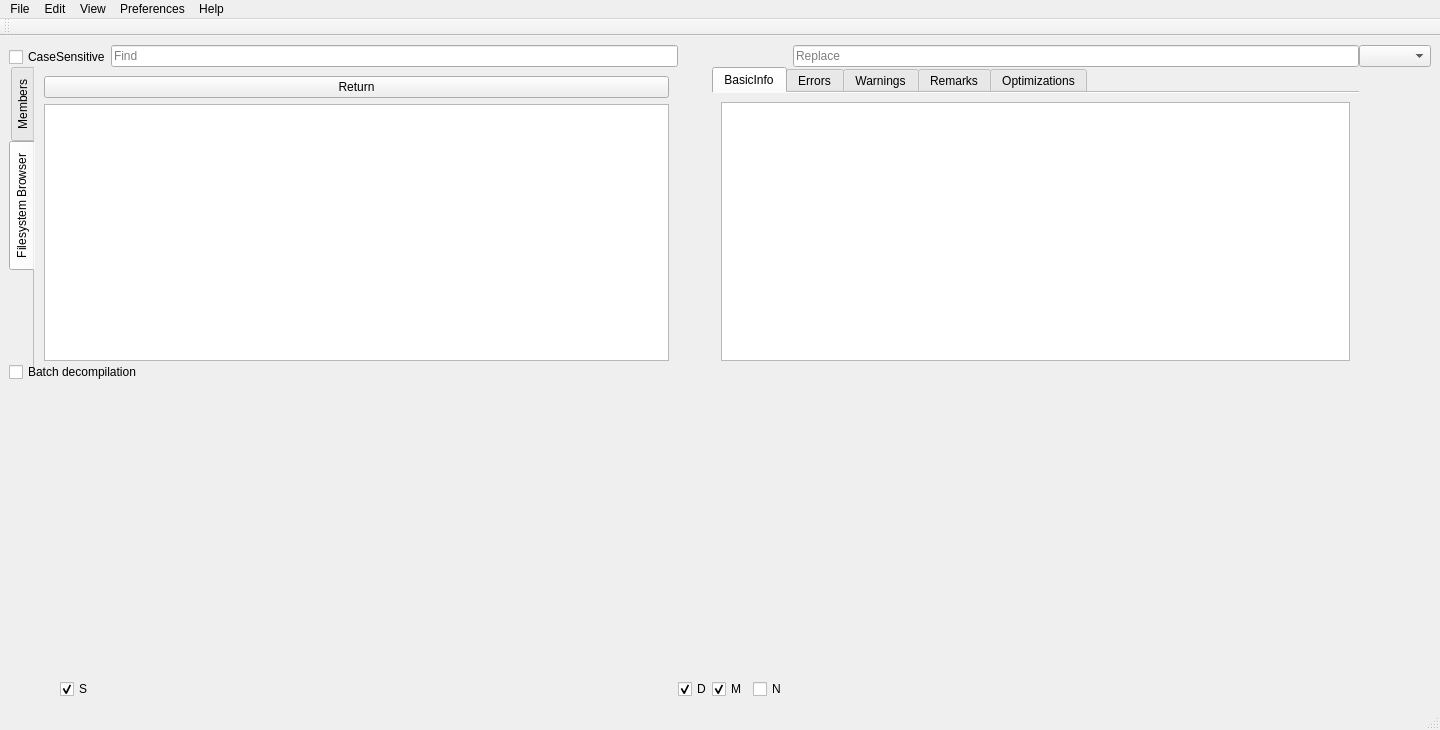
Before: the Qt Designer form mainwindow.ui in ic005k/Xiasl, drawn with Qt 5.
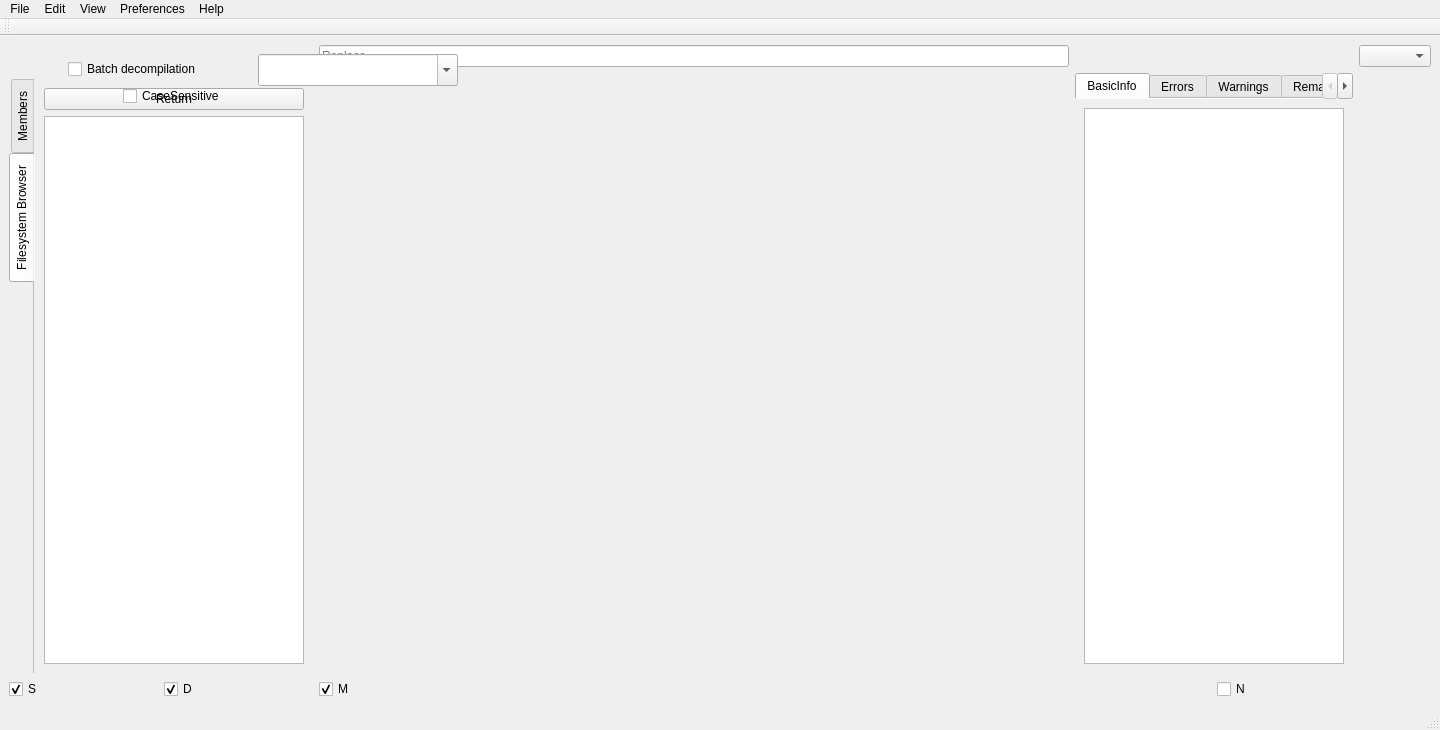
After: the same form once the commit is applied. The open tabs and pages were chosen to show the change. Icons and pictures are not drawn.

The edit to the form file:
```diff
--- a/mainwindow.ui
+++ b/mainwindow.ui
@@ -18,8 +18,135 @@
     <normaloff>:/icon/icon.png</normaloff>:/icon/icon.png</iconset>
   </property>
   <widget class="QWidget" name="centralwidget">
-   <layout class="QGridLayout" name="gridLayout_11">
-    <item row="4" column="1" rowspan="2" colspan="5">
+   <layout class="QGridLayout" name="gridLayout_9">
+    <item row="0" column="6">
+     <widget class="QComboBox" name="cboxCompilationOptions">
+      <property name="toolTip">
+       <string>Compilation options</string>
+      </property>
+     </widget>
+    </item>
+    <item row="1" column="4" rowspan="2" colspan="2">
+     <widget class="QTabWidget" name="tabWidget">
+      <property name="currentIndex">
+       <number>0</number>
+      </property>
+      <property name="documentMode">
+       <bool>true</bool>
+      </property>
+      <widget class="QWidget" name="tabBasicInfo">
+       <attribute name="title">
+        <string>BasicInfo</string>
+       </attribute>
+       <layout class="QGridLayout" name="gridLayout_2">
+        <item row="0" column="0">
+         <widget class="QTextEdit" name="editShowMsg">
+          <property name="font">
+           <font>
+            <family>SauceCodePro Nerd Font</family>
+           </font>
+          </property>
+          <property name="lineWrapMode">
+           <enum>QTextEdit::NoWrap</enum>
+          </property>
+          <property name="readOnly">
+           <bool>false</bool>
+          </property>
+         </widget>
+        </item>
+       </layout>
+      </widget>
+      <widget class="QWidget" name="tabErrors">
+       <attribute name="title">
+        <string>Errors</string>
+       </attribute>
+       <layout class="QGridLayout" name="gridLayout_3">
+        <item row="0" column="0">
+         <widget class="QTextEdit" name="editErrors">
+          <property name="font">
+           <font>
+            <family>SauceCodePro Nerd Font</family>
+           </font>
+          </property>
+          <property name="lineWrapMode">
+           <enum>QTextEdit::NoWrap</enum>
+          </property>
+          <property name="readOnly">
+           <bool>false</bool>
+          </property>
+         </widget>
+        </item>
+       </layout>
+      </widget>
+      <widget class="QWidget" name="tabWarnings">
+       <attribute name="title">
+        <string>Warnings</string>
+       </attribute>
+       <layout class="QGridLayout" name="gridLayout_4">
+        <item row="0" column="0">
+         <widget class="QTextEdit" name="editWarnings">
+          <property name="font">
+           <font>
+            <family>SauceCodePro Nerd Font</family>
+           </font>
+          </property>
+          <property name="lineWrapMode">
+           <enum>QTextEdit::NoWrap</enum>
+          </property>
+          <property name="readOnly">
+           <bool>false</bool>
+          </property>
+         </widget>
+        </item>
+       </layout>
+      </widget>
+      <widget class="QWidget" name="tabRemarks">
+       <attribute name="title">
+        <string>Remarks</string>
+       </attribute>
+       <layout class="QGridLayout" name="gridLayout_5">
+        <item row="0" column="0">
+         <widget class="QTextEdit" name="editRemarks">
+          <property name="font">
+           <font>
+            <family>SauceCodePro Nerd Font</family>
+           </font>
+          </property>
+          <property name="lineWrapMode">
+           <enum>QTextEdit::NoWrap</enum>
+          </property>
+          <property name="readOnly">
+           <bool>false</bool>
+          </property>
+         </widget>
+        </item>
+       </layout>
+      </widget>
+      <widget class="QWidget" name="tabOptimizations">
+       <attribute name="title">
+        <string>Optimizations</string>
+       </attribute>
+       <layout class="QGridLayout" name="gridLayout_6">
+        <item row="0" column="0">
+         <widget class="QTextEdit" name="editOptimizations">
+          <property name="font">
+           <font>
+            <family>SauceCodePro Nerd Font</family>
+           </font>
+          </property>
+          <property name="lineWrapMode">
+           <enum>QTextEdit::NoWrap</enum>
+          </property>
+          <property name="readOnly">
+           <bool>false</bool>
+          </property>
+         </widget>
+        </item>
+       </layout>
+      </widget>
+     </widget>
+    </item>
+    <item row="2" column="1" colspan="2">
      <widget class="QTabWidget" name="tabWidget_misc">
       <property name="tabPosition">
        <enum>QTabWidget::West</enum>
@@ -106,200 +233,7 @@
       </widget>
      </widget>
     </item>
-    <item row="2" column="4" rowspan="2" colspan="2">
-     <widget class="QLineEdit" name="editFind">
-      <property name="placeholderText">
-       <string>Find</string>
-      </property>
-     </widget>
-    </item>
-    <item row="7" column="8">
-     <widget class="QCheckBox" name="chkMethod">
-      <property name="text">
-       <string>M</string>
-      </property>
-      <property name="checked">
-       <bool>true</bool>
-      </property>
-     </widget>
-    </item>
-    <item row="5" column="7" colspan="4">
-     <widget class="QTabWidget" name="tabWidget">
-      <property name="currentIndex">
-       <number>2</number>
-      </property>
-      <property name="documentMode">
-       <bool>true</bool>
-      </property>
-      <widget class="QWidget" name="tabBasicInfo">
-       <attribute name="title">
-        <string>BasicInfo</string>
-       </attribute>
-       <layout class="QGridLayout" name="gridLayout_2">
-        <item row="0" column="0">
-         <widget class="QTextEdit" name="editShowMsg">
-          <property name="font">
-           <font>
-            <family>SauceCodePro Nerd Font</family>
-           </font>
-          </property>
-          <property name="lineWrapMode">
-           <enum>QTextEdit::NoWrap</enum>
-          </property>
-          <property name="readOnly">
-           <bool>false</bool>
-          </property>
-         </widget>
-        </item>
-       </layout>
-      </widget>
-      <widget class="QWidget" name="tabErrors">
-       <attribute name="title">
-        <string>Errors</string>
-       </attribute>
-       <layout class="QGridLayout" name="gridLayout_3">
-        <item row="0" column="0">
-         <widget class="QTextEdit" name="editErrors">
-          <property name="font">
-           <font>
-            <family>SauceCodePro Nerd Font</family>
-           </font>
-          </property>
-          <property name="lineWrapMode">
-           <enum>QTextEdit::NoWrap</enum>
-          </property>
-          <property name="readOnly">
-           <bool>false</bool>
-          </property>
-         </widget>
-        </item>
-       </layout>
-      </widget>
-      <widget class="QWidget" name="tabWarnings">
-       <attribute name="title">
-        <string>Warnings</string>
-       </attribute>
-       <layout class="QGridLayout" name="gridLayout_4">
-        <item row="0" column="0">
-         <widget class="QTextEdit" name="editWarnings">
-          <property name="font">
-           <font>
-            <family>SauceCodePro Nerd Font</family>
-           </font>
-          </property>
-          <property name="lineWrapMode">
-           <enum>QTextEdit::NoWrap</enum>
-          </property>
-          <property name="readOnly">
-           <bool>false</bool>
-          </property>
-         </widget>
-        </item>
-       </layout>
-      </widget>
-      <widget class="QWidget" name="tabRemarks">
-       <attribute name="title">
-        <string>Remarks</string>
-       </attribute>
-       <layout class="QGridLayout" name="gridLayout_5">
-        <item row="0" column="0">
-         <widget class="QTextEdit" name="editRemarks">
-          <property name="font">
-           <font>
-            <family>SauceCodePro Nerd Font</family>
-           </font>
-          </property>
-          <property name="lineWrapMode">
-           <enum>QTextEdit::NoWrap</enum>
-          </property>
-          <property name="readOnly">
-           <bool>false</bool>
-          </property>
-         </widget>
-        </item>
-       </layout>
-      </widget>
-      <widget class="QWidget" name="tabOptimizations">
-       <attribute name="title">
-        <string>Optimizations</string>
-       </attribute>
-       <layout class="QGridLayout" name="gridLayout_6">
-        <item row="0" column="0">
-         <widget class="QTextEdit" name="editOptimizations">
-          <property name="font">
-           <font>
-            <family>SauceCodePro Nerd Font</family>
-           </font>
-          </property>
-          <property name="lineWrapMode">
-           <enum>QTextEdit::NoWrap</enum>
-          </property>
-          <property name="readOnly">
-           <bool>false</bool>
-          </property>
-         </widget>
-        </item>
-       </layout>
-      </widget>
-     </widget>
-    </item>
-    <item row="3" column="2" colspan="2">
-     <widget class="QCheckBox" name="chkCaseSensitive">
-      <property name="text">
-       <string>CaseSensitive</string>
-      </property>
-      <property name="checked">
-       <bool>false</bool>
-      </property>
-     </widget>
-    </item>
-    <item row="2" column="10" rowspan="2">
-     <widget class="QLineEdit" name="editReplace">
-      <property name="placeholderText">
-       <string>Replace</string>
-      </property>
-     </widget>
-    </item>
-    <item row="1" column="11" rowspan="3">
-     <widget class="QComboBox" name="cboxCompilationOptions">
-      <property name="toolTip">
-       <string>Compilation options</string>
-      </property>
-     </widget>
-    </item>
-    <item row="6" column="5">
-     <widget class="QTabWidget" name="tabWidget_textEdit">
-      <property name="currentIndex">
-       <number>-1</number>
-      </property>
-      <property name="usesScrollButtons">
-       <bool>true</bool>
-      </property>
-      <property name="documentMode">
-       <bool>true</bool>
-      </property>
-      <property name="tabsClosable">
-       <bool>false</bool>
-      </property>
-      <property name="movable">
-       <bool>true</bool>
-      </property>
-      <property name="tabBarAutoHide">
-       <bool>true</bool>
-      </property>
-     </widget>
-    </item>
-    <item row="7" column="6">
-     <widget class="QCheckBox" name="chkDevice">
-      <property name="text">
-       <string>D</string>
-      </property>
-      <property name="checked">
-       <bool>true</bool>
-      </property>
-     </widget>
-    </item>
-    <item row="7" column="3">
+    <item row="3" column="1">
      <widget class="QCheckBox" name="chkScope">
       <property name="text">
        <string>S</string>
@@ -309,21 +243,27 @@
       </property>
      </widget>
     </item>
-    <item row="0" column="0" rowspan="8" colspan="12">
-     <layout class="QGridLayout" name="gridLayout_9">
-      <item row="0" column="0">
-       <widget class="QCheckBox" name="chkAll">
-        <property name="toolTip">
-         <string>Decompile all AML files in the directory where the opened file is located</string>
-        </property>
-        <property name="text">
-         <string>Batch decompilation</string>
-        </property>
-       </widget>
-      </item>
-     </layout>
+    <item row="3" column="2">
+     <widget class="QCheckBox" name="chkDevice">
+      <property name="text">
+       <string>D</string>
+      </property>
+      <property name="checked">
+       <bool>true</bool>
+      </property>
+     </widget>
     </item>
-    <item row="7" column="9">
+    <item row="3" column="3" colspan="2">
+     <widget class="QCheckBox" name="chkMethod">
+      <property name="text">
+       <string>M</string>
+      </property>
+      <property name="checked">
+       <bool>true</bool>
+      </property>
+     </widget>
+    </item>
+    <item row="3" column="5">
      <widget class="QCheckBox" name="chkName">
       <property name="text">
        <string>N</string>
@@ -333,7 +273,96 @@
       </property>
      </widget>
     </item>
+    <item row="2" column="3">
+     <layout class="QGridLayout" name="gridLayout_7"/>
+    </item>
+    <item row="0" column="3">
+     <widget class="QLineEdit" name="editReplace">
+      <property name="placeholderText">
+       <string>Replace</string>
+      </property>
+     </widget>
+    </item>
    </layout>
+   <widget class="QCheckBox" name="chkCaseSensitive">
+    <property name="geometry">
+     <rect>
+      <x>123</x>
+      <y>50</y>
+      <width>111</width>
+      <height>20</height>
+     </rect>
+    </property>
+    <property name="text">
+     <string>CaseSensitive</string>
+    </property>
+    <property name="checked">
+     <bool>false</bool>
+    </property>
+   </widget>
+   <widget class="QTabWidget" name="tabWidget_textEdit">
+    <property name="geometry">
+     <rect>
+      <x>209</x>
+      <y>102</y>
+      <width>16</width>
+      <height>16</height>
+     </rect>
+    </property>
+    <property name="currentIndex">
+     <number>-1</number>
+    </property>
+    <property name="usesScrollButtons">
+     <bool>true</bool>
+    </property>
+    <property name="documentMode">
+     <bool>true</bool>
+    </property>
+    <property name="tabsClosable">
+     <bool>false</bool>
+    </property>
+    <property name="movable">
+     <bool>true</bool>
+    </property>
+    <property name="tabBarAutoHide">
+     <bool>true</bool>
+    </property>
+   </widget>
+   <widget class="QCheckBox" name="chkAll">
+    <property name="geometry">
+     <rect>
+      <x>68</x>
+      <y>23</y>
+      <width>149</width>
+      <height>20</height>
+     </rect>
+    </property>
+    <property name="toolTip">
+     <string>Decompile all AML files in the directory where the opened file is located</string>
+    </property>
+    <property name="text">
+     <string>Batch decompilation</string>
+    </property>
+   </widget>
+   <widget class="QComboBox" name="editFind">
+    <property name="geometry">
+     <rect>
+      <x>258</x>
+      <y>18</y>
+      <width>200</width>
+      <height>32</height>
+     </rect>
+    </property>
+    <property name="toolTip">
+     <string/>
+    </property>
+    <property name="editable">
+     <bool>true</bool>
+    </property>
+    <property name="placeholderText">
+     <string>Find</string>
+    </property>
+   </widget>
   </widget>
   <widget class="QMenuBar" name="menubar">
    <property name="geometry">
```
Left out of the diff: 6 changed lines with no effect on the pictures.
